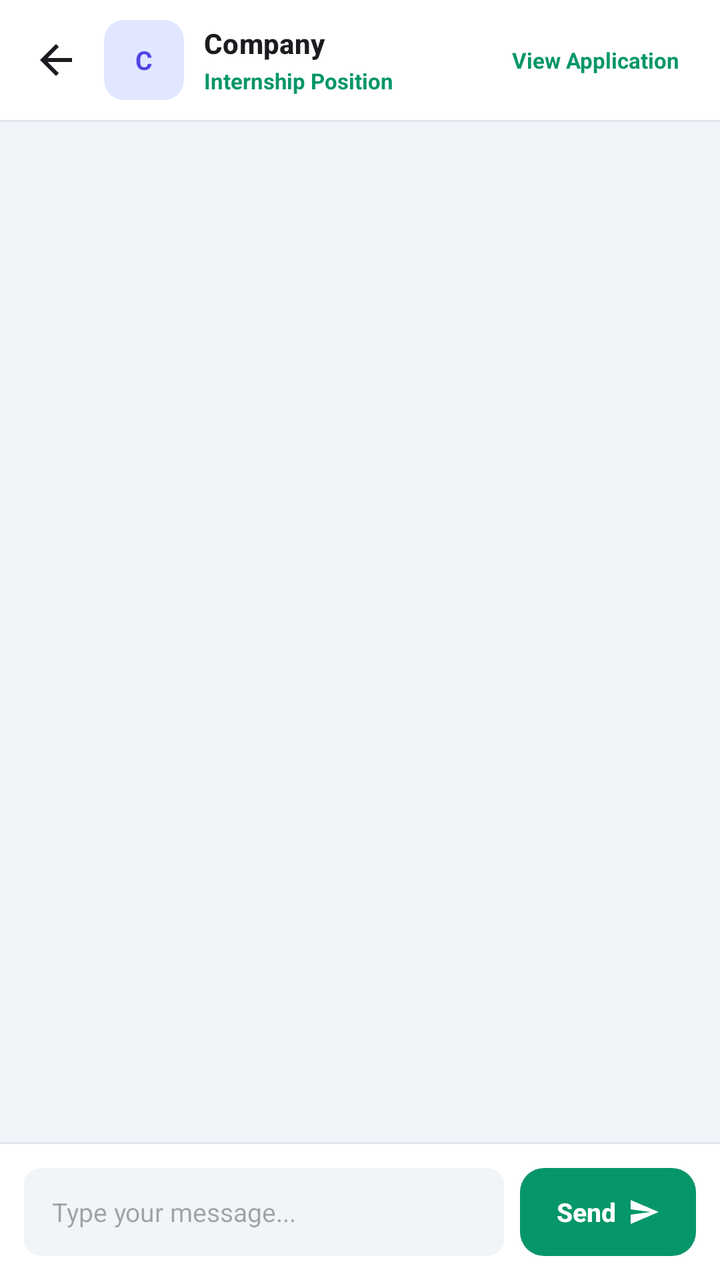
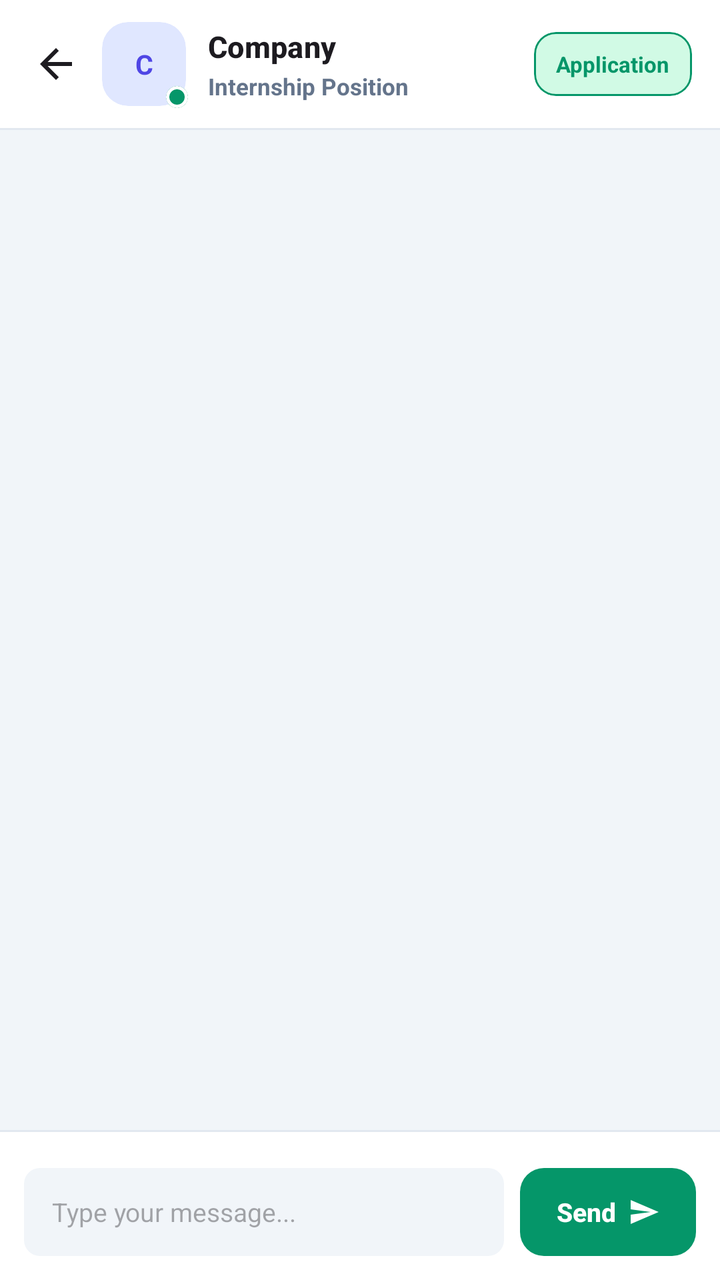

An Android layout rendered at two revisions. The XML below is the earlier revision; the diff shows what the commit changed to produce the second picture.
<!-- AndroidManifest.xml: application theme Theme.InternshipMS -->
<!-- res/layout/activity_chat.xml -->
<?xml version="1.0" encoding="utf-8"?>
<LinearLayout xmlns:android="http://schemas.android.com/apk/res/android"
    xmlns:app="http://schemas.android.com/apk/res-auto"
    android:id="@+id/main"
    android:layout_width="match_parent"
    android:layout_height="match_parent"
    android:background="@color/bg_page"
    android:orientation="vertical">

    
    <LinearLayout
        android:layout_width="match_parent"
        android:layout_height="wrap_content"
        android:background="@color/bg_card"
        android:gravity="center_vertical"
        android:orientation="horizontal"
        android:paddingHorizontal="8dp"
        android:paddingVertical="10dp">

        <ImageButton
            android:id="@+id/btnBack"
            android:layout_width="40dp"
            android:layout_height="40dp"
            android:background="?attr/selectableItemBackgroundBorderless"
            android:contentDescription="Back"
            android:src="@drawable/ic_arrow_back"
            app:tint="?attr/colorOnSurface" />

        <com.google.android.material.card.MaterialCardView
            android:layout_width="40dp"
            android:layout_height="40dp"
            android:layout_marginStart="4dp"
            app:cardBackgroundColor="@color/tint_indigo_bg"
            app:cardCornerRadius="10dp"
            app:cardElevation="0dp"
            app:strokeWidth="0dp">

            <TextView
                android:id="@+id/tvHeaderInitials"
                android:layout_width="match_parent"
                android:layout_height="match_parent"
                android:gravity="center"
                android:text="C"
                android:textColor="@color/tint_indigo"
                android:textSize="13sp"
                android:textStyle="bold" />

            <ImageView
                android:id="@+id/ivHeaderAvatar"
                android:layout_width="match_parent"
                android:layout_height="match_parent"
                android:importantForAccessibility="no"
                android:scaleType="centerCrop"
                android:visibility="gone" />
        </com.google.android.material.card.MaterialCardView>

        <LinearLayout
            android:layout_width="0dp"
            android:layout_height="wrap_content"
            android:layout_marginStart="10dp"
            android:layout_weight="1"
            android:orientation="vertical">

            <TextView
                android:id="@+id/tvHeaderTitle"
                android:layout_width="match_parent"
                android:layout_height="wrap_content"
                android:ellipsize="end"
                android:maxLines="1"
                android:text="Company"
                android:textAppearance="?attr/textAppearanceTitleSmall"
                android:textSize="14sp"
                android:textStyle="bold" />

            <TextView
                android:id="@+id/tvHeaderSubtitle"
                android:layout_width="wrap_content"
                android:layout_height="wrap_content"
                android:layout_marginTop="2dp"
                android:ellipsize="end"
                android:maxLines="1"
                android:text="Internship Position"
                android:textColor="?attr/colorPrimary"
                android:textSize="11sp"
                android:textStyle="bold" />
        </LinearLayout>

        <TextView
            android:id="@+id/btnViewApplication"
            android:layout_width="wrap_content"
            android:layout_height="wrap_content"
            android:layout_marginStart="6dp"
            android:layout_marginEnd="6dp"
            android:clickable="true"
            android:focusable="true"
            android:paddingHorizontal="6dp"
            android:paddingVertical="6dp"
            android:text="View Application"
            android:textColor="?attr/colorPrimary"
            android:textSize="11sp"
            android:textStyle="bold" />
    </LinearLayout>

    <View
        android:layout_width="match_parent"
        android:layout_height="1dp"
        android:background="@color/stroke_soft" />

    <com.google.android.material.progressindicator.LinearProgressIndicator
        android:id="@+id/progressChat"
        android:layout_width="match_parent"
        android:layout_height="wrap_content"
        android:indeterminate="true"
        android:visibility="gone"
        app:trackCornerRadius="2dp" />

    
    <ScrollView
        android:id="@+id/scrollChat"
        android:layout_width="match_parent"
        android:layout_height="0dp"
        android:layout_weight="1"
        android:clipToPadding="false"
        android:fillViewport="true">

        <LinearLayout
            android:id="@+id/containerMessages"
            android:layout_width="match_parent"
            android:layout_height="wrap_content"
            android:orientation="vertical"
            android:padding="16dp" />
    </ScrollView>

    <View
        android:layout_width="match_parent"
        android:layout_height="1dp"
        android:background="@color/stroke_soft" />

    
    <LinearLayout
        android:layout_width="match_parent"
        android:layout_height="wrap_content"
        android:background="@color/bg_card"
        android:gravity="center_vertical"
        android:orientation="horizontal"
        android:padding="12dp">

        <EditText
            android:id="@+id/etMessage"
            android:layout_width="0dp"
            android:layout_height="44dp"
            android:layout_weight="1"
            android:background="@drawable/bg_chip"
            android:backgroundTint="@color/bg_page"
            android:hint="Type your message..."
            android:imeOptions="actionSend"
            android:importantForAutofill="no"
            android:inputType="textCapSentences"
            android:paddingHorizontal="14dp"
            android:textSize="13sp" />

        <com.google.android.material.button.MaterialButton
            android:id="@+id/btnSend"
            android:layout_width="wrap_content"
            android:layout_height="44dp"
            android:layout_marginStart="8dp"
            android:insetTop="0dp"
            android:insetBottom="0dp"
            android:paddingHorizontal="16dp"
            android:text="Send"
            android:textColor="@color/white"
            android:textSize="13sp"
            android:textStyle="bold"
            app:backgroundTint="?attr/colorPrimary"
            app:cornerRadius="12dp"
            app:icon="@drawable/ic_send"
            app:iconGravity="textEnd"
            app:iconPadding="6dp"
            app:iconSize="16dp"
            app:iconTint="@color/white" />
    </LinearLayout>
</LinearLayout>
<!-- resources referenced by this layout -->
<resources>
  <color name="bg_card">#FFFFFFFF</color>
  <color name="bg_page">#FFF1F5F9</color>
  <color name="stroke_soft">#FFE2E8F0</color>
  <color name="tint_indigo">#FF4F46E5</color>
  <color name="tint_indigo_bg">#FFE0E7FF</color>
  <color name="white">#FFFFFFFF</color>
  <!-- drawable bg_chip (drawable) -->
  <?xml version="1.0" encoding="utf-8"?>
  <shape xmlns:android="http://schemas.android.com/apk/res/android"
      android:shape="rectangle">
      <solid android:color="#FFFFFFFF" />
      <corners android:radius="8dp" />
  </shape>
  <!-- drawable ic_arrow_back (drawable) -->
  <vector xmlns:android="http://schemas.android.com/apk/res/android"
      android:width="24dp"
      android:height="24dp"
      android:viewportWidth="24"
      android:viewportHeight="24">
      <path
          android:fillColor="#FF0F172A"
          android:pathData="M20,11H7.83l5.59,-5.59L12,4l-8,8 8,8 1.41,-1.41L7.83,13H20v-2z" />
  </vector>
  <!-- drawable ic_send (drawable) -->
  <vector xmlns:android="http://schemas.android.com/apk/res/android" android:width="24dp" android:height="24dp" android:viewportWidth="24" android:viewportHeight="24"><path android:fillColor="#FF000000" android:pathData="M2.01,21L23,12 2.01,3 2,10l15,2 -15,2z"/></vector>
  <style name="Theme.InternshipMS" parent="Base.Theme.InternshipMS" />
  <style name="Widget.App.TextInputLayout" parent="Widget.Material3.TextInputLayout.OutlinedBox">
          <item name="boxStrokeColor">@color/stroke_soft</item>
          <item name="boxBackgroundColor">@color/bg_page</item>
          <item name="boxCornerRadiusTopStart">14dp</item>
          <item name="boxCornerRadiusTopEnd">14dp</item>
          <item name="boxCornerRadiusBottomStart">14dp</item>
          <item name="boxCornerRadiusBottomEnd">14dp</item>
      </style>
  <style name="Widget.App.Button" parent="Widget.Material3.Button">
          <item name="shapeAppearance">@style/ShapeAppearance.App.Field</item>
          <item name="backgroundTint">?attr/colorPrimary</item>
          <item name="android:textColor">@color/white</item>
          <item name="iconTint">@color/white</item>
          <item name="android:textAllCaps">false</item>
          <item name="android:textStyle">bold</item>
          <item name="android:letterSpacing">0</item>
      </style>
  <style name="ThemeOverlay.App.BottomSheetDialog" parent="ThemeOverlay.Material3.BottomSheetDialog">
          <item name="materialButtonStyle">@style/Widget.App.Button</item>
      </style>
  <style name="ShapeAppearance.App.Field" parent="">
          <item name="cornerFamily">rounded</item>
          <item name="cornerSize">14dp</item>
      </style>
  <style name="TextAppearance.App.BottomNavActive" parent="TextAppearance.Material3.LabelMedium">
          <item name="android:textSize">11sp</item>
          <item name="android:textStyle">bold</item>
      </style>
  <style name="TextAppearance.App.BottomNavInactive" parent="TextAppearance.Material3.LabelMedium">
          <item name="android:textSize">11sp</item>
      </style>
  <!-- unchanged entries left out for length: 2 -->
</resources>

<!-- the commit's change to res/layout/activity_chat.xml (unified diff, before → after) -->
@@ -26,39 +26,63 @@
             android:src="@drawable/ic_arrow_back"
             app:tint="?attr/colorOnSurface" />
 
-        <com.google.android.material.card.MaterialCardView
-            android:layout_width="40dp"
-            android:layout_height="40dp"
-            android:layout_marginStart="4dp"
-            app:cardBackgroundColor="@color/tint_indigo_bg"
-            app:cardCornerRadius="10dp"
-            app:cardElevation="0dp"
-            app:strokeWidth="0dp">
-
-            <TextView
-                android:id="@+id/tvHeaderInitials"
-                android:layout_width="match_parent"
-                android:layout_height="match_parent"
-                android:gravity="center"
-                android:text="C"
-                android:textColor="@color/tint_indigo"
-                android:textSize="13sp"
-                android:textStyle="bold" />
-
-            <ImageView
-                android:id="@+id/ivHeaderAvatar"
-                android:layout_width="match_parent"
-                android:layout_height="match_parent"
-                android:importantForAccessibility="no"
-                android:scaleType="centerCrop"
-                android:visibility="gone" />
-        </com.google.android.material.card.MaterialCardView>
+        
+        <FrameLayout
+            android:layout_width="44dp"
+            android:layout_height="44dp"
+            android:layout_marginStart="2dp">
+
+            <com.google.android.material.card.MaterialCardView
+                android:id="@+id/cardHeaderAvatar"
+                android:layout_width="42dp"
+                android:layout_height="42dp"
+                android:layout_gravity="center"
+                android:clickable="true"
+                android:focusable="true"
+                app:cardBackgroundColor="@color/tint_indigo_bg"
+                app:cardCornerRadius="13dp"
+                app:cardElevation="0dp"
+                app:strokeWidth="0dp">
+
+                <TextView
+                    android:id="@+id/tvHeaderInitials"
+                    android:layout_width="match_parent"
+                    android:layout_height="match_parent"
+                    android:gravity="center"
+                    android:text="C"
+                    android:textColor="@color/tint_indigo"
+                    android:textSize="13.5sp"
+                    android:textStyle="bold" />
+
+                <ImageView
+                    android:id="@+id/ivHeaderAvatar"
+                    android:layout_width="match_parent"
+                    android:layout_height="match_parent"
+                    android:importantForAccessibility="no"
+                    android:scaleType="centerCrop"
+                    android:visibility="gone" />
+            </com.google.android.material.card.MaterialCardView>
+
+            <com.google.android.material.card.MaterialCardView
+                android:layout_width="11dp"
+                android:layout_height="11dp"
+                android:layout_gravity="bottom|end"
+                app:cardBackgroundColor="?attr/colorPrimary"
+                app:cardCornerRadius="5.5dp"
+                app:cardElevation="0dp"
+                app:strokeColor="@color/bg_card"
+                app:strokeWidth="1.8dp" />
+        </FrameLayout>
 
         <LinearLayout
+            android:id="@+id/boxHeaderInfo"
             android:layout_width="0dp"
             android:layout_height="wrap_content"
             android:layout_marginStart="10dp"
             android:layout_weight="1"
+            android:background="?attr/selectableItemBackground"
+            android:clickable="true"
+            android:focusable="true"
             android:orientation="vertical">
 
             <TextView
@@ -69,42 +93,163 @@
                 android:maxLines="1"
                 android:text="Company"
                 android:textAppearance="?attr/textAppearanceTitleSmall"
-                android:textSize="14sp"
+                android:textColor="?attr/colorOnSurface"
+                android:textSize="15sp"
                 android:textStyle="bold" />
 
             <TextView
                 android:id="@+id/tvHeaderSubtitle"
-                android:layout_width="wrap_content"
+                android:layout_width="match_parent"
                 android:layout_height="wrap_content"
                 android:layout_marginTop="2dp"
                 android:ellipsize="end"
                 android:maxLines="1"
                 android:text="Internship Position"
+                android:textColor="@color/nav_unselected"
+                android:textSize="11.5sp"
+                android:textStyle="bold" />
+        </LinearLayout>
+
+        
+        <com.google.android.material.card.MaterialCardView
+            android:id="@+id/cardHeaderAction"
+            android:layout_width="wrap_content"
+            android:layout_height="32dp"
+            android:layout_marginStart="8dp"
+            android:layout_marginEnd="6dp"
+            android:clickable="true"
+            android:focusable="true"
+            app:cardBackgroundColor="@color/tint_green_bg"
+            app:cardCornerRadius="11dp"
+            app:cardElevation="0dp"
+            app:strokeColor="?attr/colorPrimary"
+            app:strokeWidth="1dp">
+
+            <TextView
+                android:id="@+id/btnViewApplication"
+                android:layout_width="wrap_content"
+                android:layout_height="match_parent"
+                android:gravity="center"
+                android:paddingHorizontal="11dp"
+                android:text="Application"
                 android:textColor="?attr/colorPrimary"
                 android:textSize="11sp"
                 android:textStyle="bold" />
-        </LinearLayout>
-
-        <TextView
-            android:id="@+id/btnViewApplication"
-            android:layout_width="wrap_content"
-            android:layout_height="wrap_content"
-            android:layout_marginStart="6dp"
-            android:layout_marginEnd="6dp"
-            android:clickable="true"
-            android:focusable="true"
-            android:paddingHorizontal="6dp"
-            android:paddingVertical="6dp"
-            android:text="View Application"
-            android:textColor="?attr/colorPrimary"
-            android:textSize="11sp"
-            android:textStyle="bold" />
+        </com.google.android.material.card.MaterialCardView>
     </LinearLayout>
 
     <View
         android:layout_width="match_parent"
         android:layout_height="1dp"
         android:background="@color/stroke_soft" />
+
+    
+    <LinearLayout
+        android:id="@+id/boxPinnedInterview"
+        android:layout_width="match_parent"
+        android:layout_height="wrap_content"
+        android:background="#FFF5F7FF"
+        android:gravity="center_vertical"
+        android:orientation="horizontal"
+        android:paddingHorizontal="14dp"
+        android:paddingVertical="9dp"
+        android:visibility="gone">
+
+        <com.google.android.material.card.MaterialCardView
+            android:id="@+id/iconPinnedInterviewBox"
+            android:layout_width="28dp"
+            android:layout_height="28dp"
+            app:cardBackgroundColor="@color/tint_indigo"
+            app:cardCornerRadius="8dp"
+            app:cardElevation="0dp"
+            app:strokeWidth="0dp">
+
+            <ImageView
+                android:layout_width="15dp"
+                android:layout_height="15dp"
+                android:layout_gravity="center"
+                android:importantForAccessibility="no"
+                android:src="@drawable/ic_event"
+                app:tint="@color/white" />
+        </com.google.android.material.card.MaterialCardView>
+
+        <LinearLayout
+            android:layout_width="0dp"
+            android:layout_height="wrap_content"
+            android:layout_marginStart="10dp"
+            android:layout_weight="1"
+            android:orientation="vertical">
+
+            <LinearLayout
+                android:layout_width="match_parent"
+                android:layout_height="wrap_content"
+                android:gravity="center_vertical"
+                android:orientation="horizontal">
+
+                <TextView
+                    android:id="@+id/tvPinnedInterviewDate"
+                    android:layout_width="wrap_content"
+                    android:layout_height="wrap_content"
+                    android:ellipsize="end"
+                    android:maxLines="1"
+                    android:text="Interview: Tomorrow, 10:00 AM"
+                    android:textColor="?attr/colorOnSurface"
+                    android:textSize="11.5sp"
+                    android:textStyle="bold" />
+
+                <TextView
+                    android:id="@+id/tvPinnedInterviewBadge"
+                    android:layout_width="wrap_content"
+                    android:layout_height="wrap_content"
+                    android:layout_marginStart="6dp"
+                    android:background="@drawable/bg_chip"
+                    android:backgroundTint="@color/tint_green_bg"
+                    android:paddingHorizontal="6dp"
+                    android:paddingVertical="1.5dp"
+                    android:text="Confirmed"
+                    android:textColor="?attr/colorPrimary"
+                    android:textSize="9.5sp"
+                    android:textStyle="bold" />
+            </LinearLayout>
+
+            <TextView
+                android:id="@+id/tvPinnedInterviewSub"
+                android:layout_width="match_parent"
+                android:layout_height="wrap_content"
+                android:layout_marginTop="1dp"
+                android:ellipsize="end"
+                android:maxLines="1"
+                android:text="Online Video"
+                android:textColor="@color/nav_unselected"
+                android:textSize="10.5sp"
+                android:visibility="gone" />
+        </LinearLayout>
+
+        <com.google.android.material.button.MaterialButton
+            android:id="@+id/btnJoinInterviewCall"
+            style="@style/Widget.Material3.Button.TonalButton"
+            android:layout_width="wrap_content"
+            android:layout_height="30dp"
+            android:layout_marginStart="6dp"
+            android:insetTop="0dp"
+            android:insetBottom="0dp"
+            android:minWidth="0dp"
+            android:paddingHorizontal="10dp"
+            android:text="Join Call"
+            android:textColor="@color/white"
+            android:textSize="10.5sp"
+            android:textStyle="bold"
+            android:visibility="gone"
+            app:backgroundTint="?attr/colorPrimary"
+            app:cornerRadius="8dp" />
+    </LinearLayout>
+
+    <View
+        android:id="@+id/dividerPinnedInterview"
+        android:layout_width="match_parent"
+        android:layout_height="1dp"
+        android:background="@color/stroke_soft"
+        android:visibility="gone" />
 
     <com.google.android.material.progressindicator.LinearProgressIndicator
         android:id="@+id/progressChat"
@@ -137,26 +282,49 @@
         android:background="@color/stroke_soft" />
 
     
+    <HorizontalScrollView
+        android:id="@+id/scrollQuickReplies"
+        android:layout_width="match_parent"
+        android:layout_height="wrap_content"
+        android:background="@color/bg_card"
+        android:paddingHorizontal="12dp"
+        android:paddingTop="8dp"
+        android:paddingBottom="2dp"
+        android:scrollbars="none">
+
+        <LinearLayout
+            android:id="@+id/containerQuickReplies"
+            android:layout_width="wrap_content"
+            android:layout_height="wrap_content"
+            android:gravity="center_vertical"
+            android:orientation="horizontal" />
+    </HorizontalScrollView>
+
+    
     <LinearLayout
         android:layout_width="match_parent"
         android:layout_height="wrap_content"
         android:background="@color/bg_card"
-        android:gravity="center_vertical"
+        android:gravity="bottom"
         android:orientation="horizontal"
-        android:padding="12dp">
+        android:paddingHorizontal="12dp"
+        android:paddingTop="8dp"
+        android:paddingBottom="12dp">
 
         <EditText
             android:id="@+id/etMessage"
             android:layout_width="0dp"
-            android:layout_height="44dp"
+            android:layout_height="wrap_content"
             android:layout_weight="1"
             android:background="@drawable/bg_chip"
             android:backgroundTint="@color/bg_page"
             android:hint="Type your message..."
-            android:imeOptions="actionSend"
             android:importantForAutofill="no"
-            android:inputType="textCapSentences"
+            android:inputType="textCapSentences|textMultiLine"
+            android:maxLines="4"
+            android:minHeight="44dp"
             android:paddingHorizontal="14dp"
+            android:paddingVertical="10dp"
             android:textSize="13sp" />
 
         <com.google.android.material.button.MaterialButton
<!-- resource entries referenced after the edit -->
@@ -2,7 +2,9 @@
 <resources>
   <color name="bg_card">#FFFFFFFF</color>
   <color name="bg_page">#FFF1F5F9</color>
+  <color name="nav_unselected">#FF64748B</color>
   <color name="stroke_soft">#FFE2E8F0</color>
+  <color name="tint_green_bg">#FFD1FAE5</color>
   <color name="tint_indigo">#FF4F46E5</color>
   <color name="tint_indigo_bg">#FFE0E7FF</color>
   <color name="white">#FFFFFFFF</color>
@@ -23,6 +25,8 @@
           android:fillColor="#FF0F172A"
           android:pathData="M20,11H7.83l5.59,-5.59L12,4l-8,8 8,8 1.41,-1.41L7.83,13H20v-2z" />
   </vector>
+  <!-- drawable ic_event (drawable) -->
+  <vector xmlns:android="http://schemas.android.com/apk/res/android" android:width="24dp" android:height="24dp" android:viewportWidth="24" android:viewportHeight="24"><path android:fillColor="#FF000000" android:pathData="M17,12h-5v5h5v-5zM16,1v2H8V1H6v2H5c-1.11,0 -1.99,0.9 -1.99,2L3,19c0,1.1 0.89,2 2,2h14c1.1,0 2,-0.9 2,-2V5c0,-1.1 -0.9,-2 -2,-2h-1V1h-2zM19,19H5V8h14v11z"/></vector>
   <!-- drawable ic_send (drawable) -->
   <vector xmlns:android="http://schemas.android.com/apk/res/android" android:width="24dp" android:height="24dp" android:viewportWidth="24" android:viewportHeight="24"><path android:fillColor="#FF000000" android:pathData="M2.01,21L23,12 2.01,3 2,10l15,2 -15,2z"/></vector>
   <style name="Theme.InternshipMS" parent="Base.Theme.InternshipMS" />
